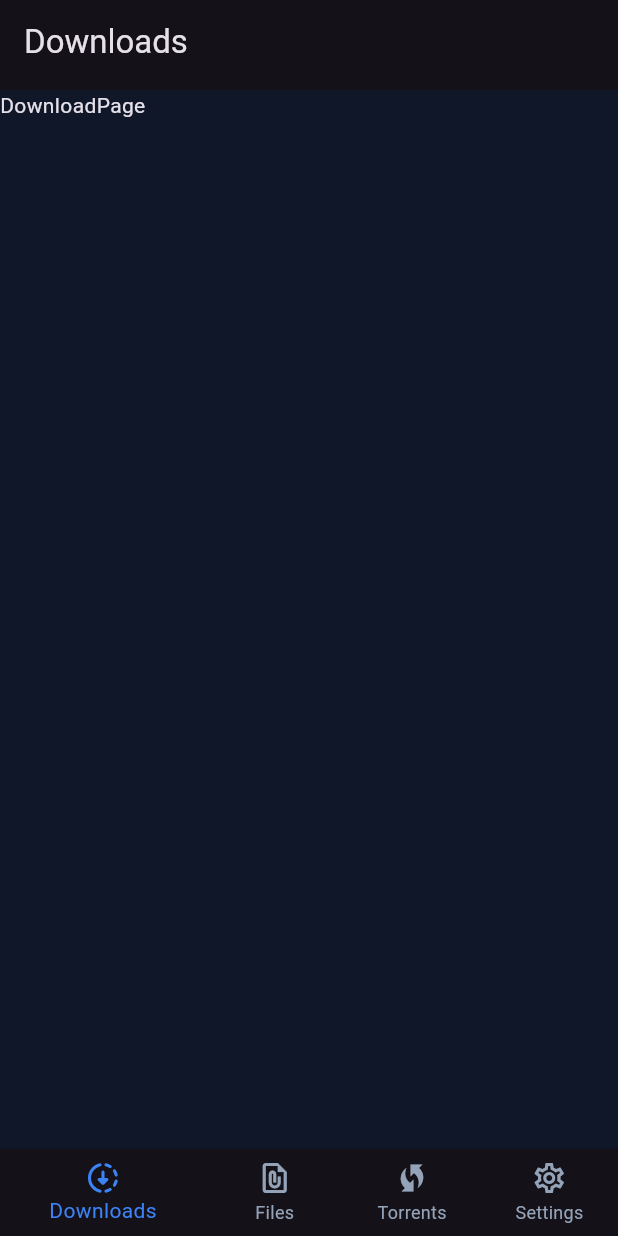
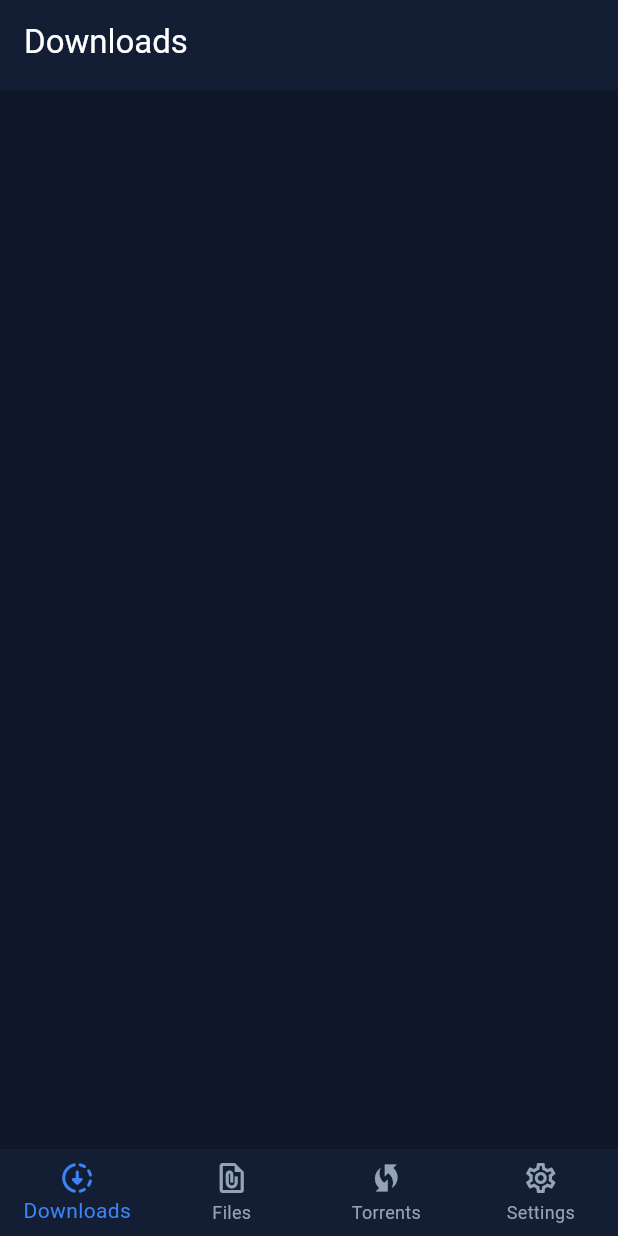
Before and after one commit to jchocola/easy_download_manager, a Flutter app: the screen it shows after launch, on a phone screen of 412 x 824 dp. Run offline on Flutter 3.47's test engine with Material 3 defaults, Android fonts, the phone set to English and light mode, and no system bars; our stand-ins replace adaptive_theme, go_router.

Commit message:
design download page

```diff
--- /dev/null
+++ b/lib/core/constant/app_constant.dart
@@ -0,0 +1,5 @@
+class AppConstant {
+  static final double borderRadius = 14;
+  static final double containerPadding = 10;
+  static final double containerMargin = 10;
+}
--- a/lib/core/theme/dark_theme.dart
+++ b/lib/core/theme/dark_theme.dart
@@ -2,9 +2,18 @@ import 'package:easy_download_manager/core/constant/app_color.dart';
 import 'package:flutter/material.dart';
 
 final appDarkTheme = ThemeData.dark(
-  useMaterial3: true
+  //useMaterial3: true
 ).copyWith(
   scaffoldBackgroundColor: AppColor.backgroundColor,
+  colorScheme: ColorScheme.dark(
+    onPrimary: AppColor.onBackgroundColor,
+  ),
+
+
+  appBarTheme: AppBarTheme(
+    backgroundColor: AppColor.onBackgroundColor,
+    //foregroundColor: AppColor.activeEndColor,
+  ),
 
   bottomNavigationBarTheme: BottomNavigationBarThemeData(
   backgroundColor: AppColor.onBackgroundColor,
@@ -13,6 +22,6 @@ final appDarkTheme = ThemeData.dark(
   showUnselectedLabels: true,
   selectedLabelStyle: TextStyle(color: AppColor.navBarActiveColor,),
   unselectedLabelStyle: TextStyle(color: AppColor.navBarInActiveColor,),
-  type: BottomNavigationBarType.shifting
+  type: BottomNavigationBarType.fixed
   )
 );
--- a/lib/presentation/downloads_page/downloads_page.dart
+++ b/lib/presentation/downloads_page/downloads_page.dart
@@ -1,3 +1,4 @@
+import 'package:easy_download_manager/presentation/downloads_page/widgets/4_status_category.dart';
 import 'package:easy_download_manager/widget/appbar.dart';
 import 'package:flutter/material.dart';
 
@@ -7,8 +8,16 @@ class DownloadsPage extends StatelessWidget {
   @override
   Widget build(BuildContext context) {
     return Scaffold(
-       appBar: AppAppBar(title: 'Downloads'),
-      body: Text('DownloadPage'),
+      appBar: AppAppBar(title: 'Downloads'),
+      body: _buildBody(context)
+    );
+  }
+
+  Widget _buildBody(context) {
+    return Column(
+      children: [
+       // FourStatusCategory(),
+      ],
     );
   }
 }
```
Also changed, not shown: lib/presentation/downloads_page/widgets/4_status_category.dart (added, +18 -0 lines), lib/widget/status_category_card.dart (added, +25 -0 lines).
